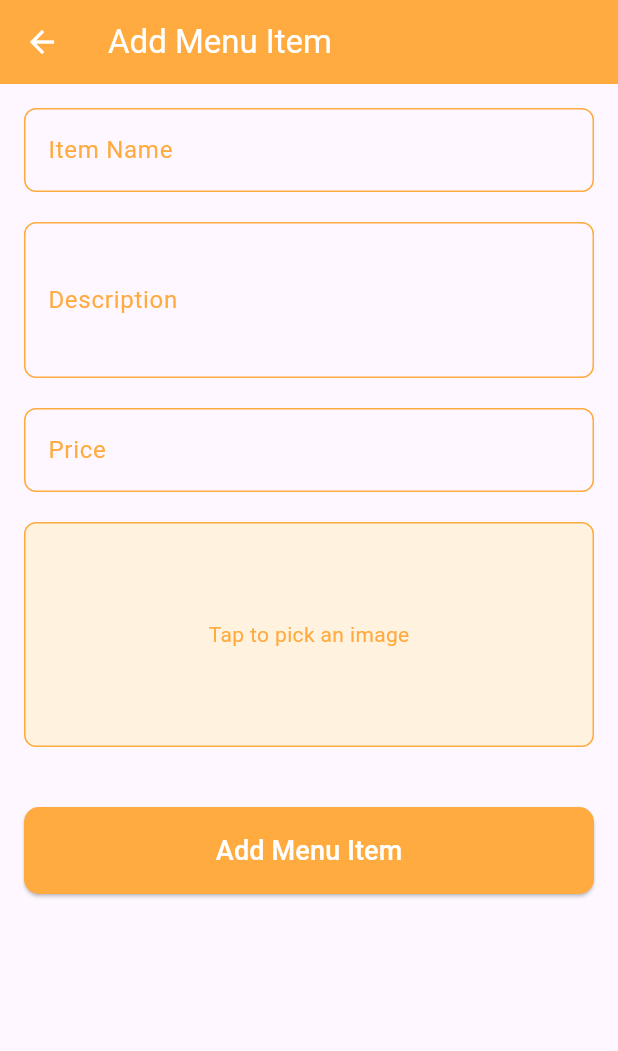
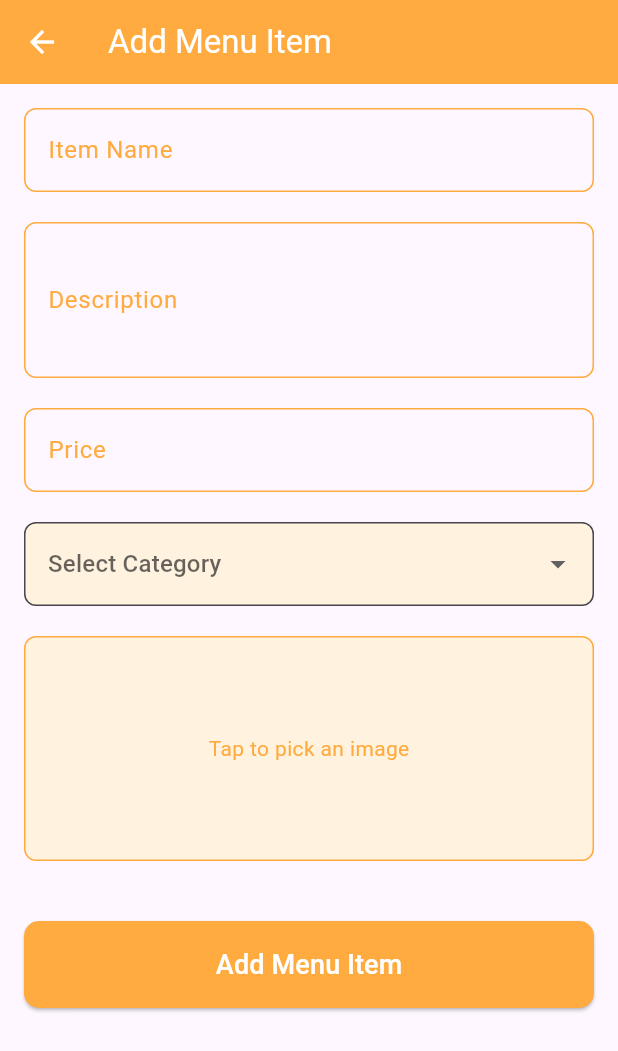
Before and after one commit to musharrafhamraz/Food-Gallery-App, a Flutter app: the MenuInputScreen screen opened directly, on a phone screen of 412 x 824 dp. Shown: the top 1051 px of the screen. Run offline on Flutter 3.47's test engine with Material 3 defaults, Android fonts, the phone set to English and light mode, and no system bars; our stand-ins replace cached_network_image, cloud_firestore, firebase_auth, firebase_core, firebase_storage, flutter_spinkit and 3 more; accounts and stored records are empty.

Commit message:
menu items added with category information.

```diff
--- a/lib/firebase/firebase_services.dart
+++ b/lib/firebase/firebase_services.dart
@@ -12,6 +12,7 @@ class FirebaseService {
     required String description,
     required String price,
     required File imageFile,
+    required String category,
   }) async {
     try {
       // Upload the image to Firebase Storage
@@ -23,6 +24,7 @@ class FirebaseService {
         'description': description,
         'price': price,
         'imageUrl': imageUrl, // Save the image URL
+        'category': category,
         'timestamp': FieldValue.serverTimestamp(),
       });
     } catch (e) {
--- a/lib/main.dart
+++ b/lib/main.dart
@@ -4,6 +4,7 @@ import 'package:flutter/material.dart';
 // import 'package:tailorapp/auth/login_screen.dart';
 import 'package:tailorapp/auth/sign_up_screen.dart';
 import 'package:tailorapp/screens/customer_side/customer_dashboard.dart';
+import 'package:tailorapp/screens/tailor_dashboard.dart';
 // import 'package:tailorapp/screens/tailor_dashboard.dart';
 
 void main() async {
@@ -31,7 +32,7 @@ class MyApp extends StatelessWidget {
       //     ? const UserMenuListScreen()
       //     : const LoginScreen(),
 
-      home: const UserMenuListScreen(),
+      home: const TailorDashboard(),
 
       routes: {
         '/signup': (context) => const SignupScreen(),
--- a/lib/screens/add_menu_screen.dart
+++ b/lib/screens/add_menu_screen.dart
@@ -19,6 +19,15 @@ class _MenuInputScreenState extends State<MenuInputScreen> {
   final TextEditingController _priceController = TextEditingController();
   File? _imageFile; // To store the picked image
   final ImagePicker _picker = ImagePicker(); // Image picker instance
+
+  String? _selectedCategory; // To store the selected category
+  final List<String> _categories = [
+    'Fast Food',
+    'Tea',
+    'Biryani',
+    'Chinese',
+    'Juices'
+  ];
 
   Future<void> _pickImage() async {
     final pickedFile = await _picker.pickImage(source: ImageSource.gallery);
@@ -61,6 +70,30 @@ class _MenuInputScreenState extends State<MenuInputScreen> {
                 keyboardType: TextInputType.number,
               ),
               const SizedBox(height: 20),
+              DropdownButtonFormField<String>(
+                value: _selectedCategory,
+                hint: const Text('Select Category'),
+                items: _categories.map((String category) {
+                  return DropdownMenuItem<String>(
+                    value: category,
+                    child: Text(category),
+                  );
+                }).toList(),
+                onChanged: (String? newValue) {
+                  setState(() {
+                    _selectedCategory = newValue;
+                  });
+                },
+                decoration: InputDecoration(
+                  filled: true,
+                  fillColor: Colors.orange[50],
+                  border: OutlineInputBorder(
+                    borderRadius: BorderRadius.circular(8.0),
+                    borderSide: BorderSide(color: Colors.orangeAccent),
+                  ),
+                ),
+              ),
+              const SizedBox(height: 20),
               GestureDetector(
                 onTap: _pickImage,
                 child: Container(
@@ -90,11 +123,12 @@ class _MenuInputScreenState extends State<MenuInputScreen> {
                   if (name.isEmpty ||
                       description.isEmpty ||
                       price.isEmpty ||
-                      _imageFile == null) {
+                      _imageFile == null ||
+                      _selectedCategory == null) {
                     ScaffoldMessenger.of(context).showSnackBar(
                       const SnackBar(
                           content: Text(
-                              'Please fill in all fields and pick an image')),
+                              'Please fill in all fields, pick an image, and select a category')),
                     );
                     return;
                   }
@@ -106,6 +140,8 @@ class _MenuInputScreenState extends State<MenuInputScreen> {
                       description: description,
                       price: price,
                       imageFile: _imageFile!,
+                      category:
+                          _selectedCategory!, // Save the selected category
                     );
 
                     ScaffoldMessenger.of(context).showSnackBar(
@@ -119,6 +155,7 @@ class _MenuInputScreenState extends State<MenuInputScreen> {
                     _priceController.clear();
                     setState(() {
                       _imageFile = null;
+                      _selectedCategory = null;
                     });
                   } catch (e) {
                     ScaffoldMessenger.of(context).showSnackBar(
@@ -134,7 +171,7 @@ class _MenuInputScreenState extends State<MenuInputScreen> {
                   'Add Menu Item',
                   style: TextStyle(fontSize: 18, color: Colors.white),
                 ),
-              )
+              ),
             ],
           ),
         ),
--- a/pubspec.yaml
+++ b/pubspec.yaml
@@ -22,6 +22,7 @@ dependencies:
   image_picker: ^1.1.2
   internet_connection_checker_plus: ^1.0.1
   flutter_spinkit: ^5.2.1
+  cached_network_image: ^3.3.1
 
 dev_dependencies:
   flutter_test:
```
Also changed, not shown: lib/widgets/menu_item.dart (+6 -6 lines), pubspec.lock.
